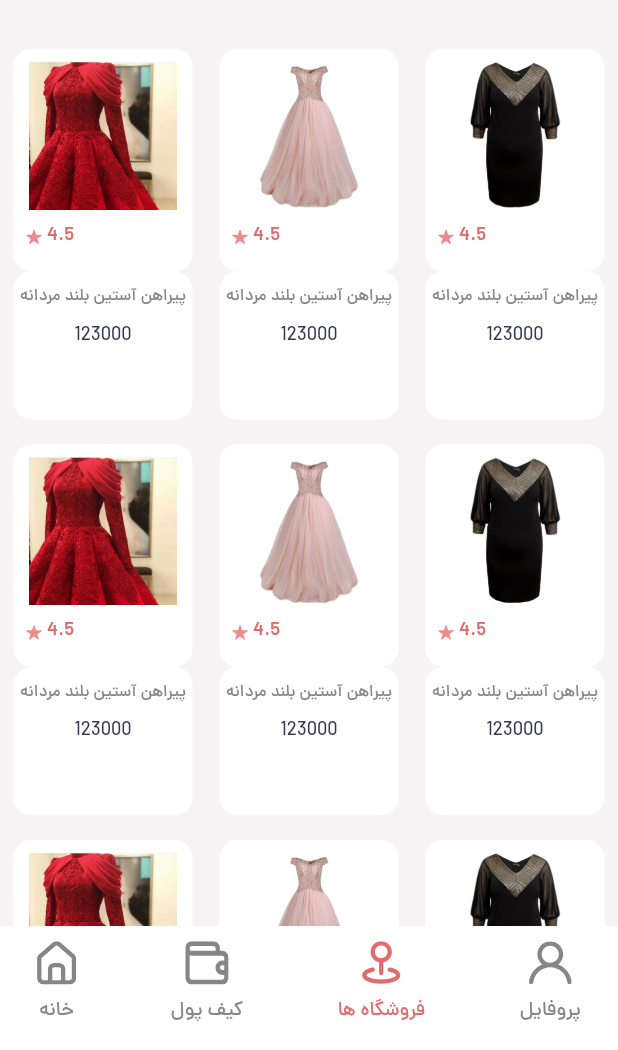
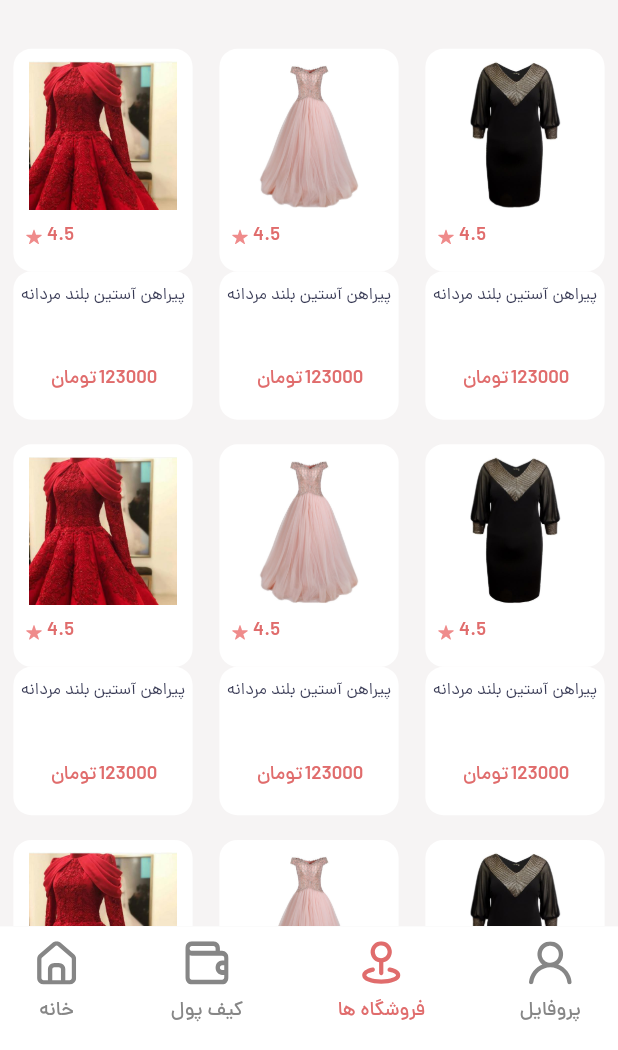
Before and after one commit to HaniyeMollaei/MosallasMobile, a Flutter app: the BuyerAllProducts screen opened directly, on a phone screen of 412 x 824 dp, the part 186-1236 px from its top. Run offline on Flutter 3.47's test engine with Material 2 defaults, Android fonts, the phone set to English and light mode, and no system bars; our stand-ins replace carousel_slider, connectivity, flutter_svg, mask_text_input_formatter, package_info, shared_preferences; accounts and stored records are empty.

Commit message:
product page init

```diff
--- a/lib/pages/buyers/shops/all_products.dart
+++ b/lib/pages/buyers/shops/all_products.dart
@@ -23,106 +23,110 @@ class BuyerAllProductsState extends State<BuyerAllProducts> {
         shopCode: "mnb876gi99",
         star: 4.3,
         shopImagePath: "assets/image/ilga.jpg",
-        productsImagePath: ["assets/image/6.jpg","assets/image/12.jpg"]
-    ),
+        productsImagePath: ["assets/image/6.jpg", "assets/image/12.jpg"]),
     ShopVitrineItem(
         shopName: "فروشگاه لباس ورزشی یونیک",
         address: "خیابان سعدی وسط، خیابان زینبیه، کوچه ی امید، پلاک 143",
         shopCode: "mnb876gi90",
         star: 3.8,
         shopImagePath: "assets/image/7.jpg",
-        productsImagePath: ["assets/image/8.jpg","assets/image/9.jpg","assets/image/10.png"]
-    ),
+        productsImagePath: ["assets/image/8.jpg", "assets/image/9.jpg", "assets/image/10.png"]),
     ShopVitrineItem(
         shopName: "فروشگاه لباس مجلسی ایلگا",
         address: "خیابان سعدی وسط، خیابان زینبیه، کوچه ی امید، پلاک 143",
         shopCode: "mnb876gi99",
         star: 4.3,
         shopImagePath: "assets/image/ilga.jpg",
-        productsImagePath: ["assets/image/5.jpg","assets/image/6.jpg","assets/image/12.jpg"]
-    ),
+        productsImagePath: ["assets/image/5.jpg", "assets/image/6.jpg", "assets/image/12.jpg"]),
     ShopVitrineItem(
         shopName: "فروشگاه لباس ورزشی یونیک",
         address: "خیابان سعدی وسط، خیابان زینبیه، کوچه ی امید، پلاک 143",
         shopCode: "mnb876gi90",
         star: 3.8,
         shopImagePath: "assets/image/7.jpg",
-        productsImagePath: ["assets/image/9.jpg"]
-    ),
+        productsImagePath: ["assets/image/9.jpg"]),
   ];
 
   String shopName = "فروشگاه لباس مجلسی ایلگا";
-  List<ProductItem> myProducts = [
-    ProductItem(
-      name: "پیراهن آستین بلند مردانه",
-      code: "hgd65435hj" ,
-      cost: 123000,
-      imagePath: 'assets/image/5.jpg',
-      isRemovable:false,
-      star: 4.5,
-    ),
-    ProductItem(name: "پیراهن آستین بلند مردانه",
-      code: "hgd65435hj" ,
-      cost: 123000,
-      imagePath: 'assets/image/6.jpg',
-      isRemovable:false,
-      star: 4.5,),
-    ProductItem(
-      name: "پیراهن آستین بلند مردانه",
-      code: "hgd65435hj" ,
-      cost: 123000,
-      imagePath: 'assets/image/12.jpg',
-      isRemovable:false,
-      star: 4.5,
-    ),
-    ProductItem(
-      name: "پیراهن آستین بلند مردانه",
-      code: "hgd65435hj" ,
-      cost: 123000,
-      imagePath: 'assets/image/5.jpg',
-      isRemovable:false,
-      star: 4.5,
-    ),
-    ProductItem(name: "پیراهن آستین بلند مردانه",
-      code: "hgd65435hj" ,
-      cost: 123000,
-      imagePath: 'assets/image/6.jpg',
-      isRemovable:false,
-      star: 4.5,),
-    ProductItem(
-      name: "پیراهن آستین بلند مردانه",
-      code: "hgd65435hj" ,
-      cost: 123000,
-      imagePath: 'assets/image/12.jpg',
-      isRemovable:false,
-      star: 4.5,
-    ),
-    ProductItem(
-      name: "پیراهن آستین بلند مردانه",
-      code: "hgd65435hj" ,
-      cost: 123000,
-      imagePath: 'assets/image/5.jpg',
-      isRemovable:false,
-      star: 4.5,
-    ),
-    ProductItem(name: "پیراهن آستین بلند مردانه",
-      code: "hgd65435hj" ,
-      cost: 123000,
-      imagePath: 'assets/image/6.jpg',
-      isRemovable:false,
-      star: 4.5,),
-    ProductItem(
-      name: "پیراهن آستین بلند مردانه",
-      code: "hgd65435hj" ,
-      cost: 123000,
-      imagePath: 'assets/image/12.jpg',
-      isRemovable:false,
-      star: 4.5,
-    ),
-  ];
+  List<ProductItem> myProducts;
 
   @override
   Widget build(BuildContext c) {
+    myProducts = [
+      ProductItem(
+          name: "پیراهن آستین بلند مردانه",
+          code: "hgd65435hj",
+          cost: 123000,
+          imagePath: ['assets/image/5.jpg','assets/image/6.jpg','assets/image/12.jpg'],
+          isRemovable: false,
+          star: 4.5,
+          shopCode: widget.shopCode),
+      ProductItem(
+          name: "پیراهن آستین بلند مردانه",
+          code: "hgd65435hj",
+          cost: 123000,
+          imagePath: ['assets/image/6.jpg','assets/image/12.jpg'],
+          isRemovable: false,
+          star: 4.5,
+          shopCode: widget.shopCode),
+      ProductItem(
+          name: "پیراهن آستین بلند مردانه",
+          code: "hgd65435hj",
+          cost: 123000,
+          imagePath: ['assets/image/12.jpg'],
+          isRemovable: false,
+          star: 4.5,
+          shopCode: widget.shopCode),
+      ProductItem(
+          name: "پیراهن آستین بلند مردانه",
+          code: "hgd65435hj",
+          cost: 123000,
+          imagePath: ['assets/image/5.jpg'],
+          isRemovable: false,
+          star: 4.5,
+          shopCode: widget.shopCode),
+      ProductItem(
+          name: "پیراهن آستین بلند مردانه",
+          code: "hgd65435hj",
+          cost: 123000,
+          imagePath: ['assets/image/6.jpg','assets/image/12.jpg'],
+          isRemovable: false,
+          star: 4.5,
+          shopCode: widget.shopCode),
+      ProductItem(
+          name: "پیراهن آستین بلند مردانه",
+          code: "hgd65435hj",
+          cost: 123000,
+          imagePath: ['assets/image/12.jpg'],
+          isRemovable: false,
+          star: 4.5,
+          shopCode: widget.shopCode),
+      ProductItem(
+          name: "پیراهن آستین بلند مردانه",
+          code: "hgd65435hj",
+          cost: 123000,
+          imagePath:[ 'assets/image/5.jpg'],
+          isRemovable: false,
+          star: 4.5,
+          shopCode: widget.shopCode),
+      ProductItem(
+          name: "پیراهن آستین بلند مردانه",
+          code: "hgd65435hj",
+          cost: 123000,
+          imagePath: ['assets/image/6.jpg'],
+          isRemovable: false,
+          star: 4.5,
+          shopCode: widget.shopCode),
+      ProductItem(
+          name: "پیراهن آستین بلند مردانه",
+          code: "hgd65435hj",
+          cost: 123000,
+          imagePath: ['assets/image/12.jpg'],
+          isRemovable: false,
+          star: 4.5,
+          shopCode: widget.shopCode),
+    ];
+
     return SafeArea(
         top: false,
         bottom: false,
@@ -135,7 +139,7 @@ class BuyerAllProductsState extends State<BuyerAllProducts> {
                 children: [
                   ///Logo --> 1.5
                   GrayAppBar(
-                    pageHeaderNameLarge: shopName ,
+                    pageHeaderNameLarge: shopName,
                     pageHeaderNameSmall: "تمامی محصولات موجود در",
                   ),
 
@@ -143,21 +147,21 @@ class BuyerAllProductsState extends State<BuyerAllProducts> {
                     child: SizedBox(
                       height: MyStyle.mediaQueryHeight(context, 0.72),
                       child: GridView.builder(
-                        padding: const EdgeInsets.only(top:0),
-
+                          padding: const EdgeInsets.only(top: 0),
                           gridDelegate: new SliverGridDelegateWithFixedCrossAxisCount(
                             crossAxisCount: 3,
                             mainAxisExtent: MyStyle.mediaQueryHeight(context, 0.32),
                           ),
                           itemCount: myProducts.length,
                           scrollDirection: Axis.vertical,
-                          shrinkWrap: true ,
+                          shrinkWrap: true,
                           primary: true,
                           itemBuilder: (BuildContext ctx, index) {
                             return Padding(
-                              padding: EdgeInsets.symmetric(
-                                  vertical : MyStyle.mediaQueryHeight(context, 0.01)),
-                                child: ProductWidget(p: myProducts[index],));
+                                padding: EdgeInsets.symmetric(vertical: MyStyle.mediaQueryHeight(context, 0.01)),
+                                child: ProductWidget(
+                                  p: myProducts[index],
+                                ));
                           }),
                     ),
                   ),
--- a/lib/pages/buyers/shops/city_shops.dart
+++ b/lib/pages/buyers/shops/city_shops.dart
@@ -78,7 +78,7 @@ class BuyerCityShopsState extends State<BuyerCityShops> {
                           content:  const ["پوشاک" ,"لوازم خانگی","خوار و بار","پارچه فروشی","قطعات خودرو",],
                           attribute: "CATEGORY_SEARCH",
                         ),
-                        const Text(":دسته بندی" , style:MyStyle.darkTextStyle , textAlign: TextAlign.end,),
+                        const Text(":دسته بندی" , style:MyStyle.darkTextStyleS13 , textAlign: TextAlign.end,),
                       ],
                     ),
                   ),
--- a/lib/utils/my_general_utils.dart
+++ b/lib/utils/my_general_utils.dart
@@ -1,7 +1,5 @@
 class Utils{
   static bool isTextEmpty(String text){
-    print("your text is : $text");
-
     if(text == null || text.isEmpty ||text.trim() == '' || text.trim() == "")
       return true;
     else
--- a/lib/utils/my_style.dart
+++ b/lib/utils/my_style.dart
@@ -76,9 +76,20 @@ class MyStyle {
       color: white,
     fontFamily: textLightFont
   );
+  static const darkTextStyleS15 = TextStyle(
+      fontSize: S15,
+      color: darkText,
+      fontFamily: textRegularFont
+  );
 
-  static const darkTextStyle = TextStyle(
+  static const darkTextStyleS13 = TextStyle(
       fontSize: S13,
+      color: darkText,
+      fontFamily: textRegularFont
+  );
+
+  static const darkTextStyleS11 = TextStyle(
+      fontSize: S11,
       color: darkText,
       fontFamily: textRegularFont
   );
@@ -95,12 +106,16 @@ class MyStyle {
       fontFamily: textMediumFont
   );
 
-  static const lightPinkTextStyle = TextStyle(
+  static const lightPinkTextStyleS11 = TextStyle(
+      fontSize: S11,
+      color: headerDarkPink,
+      fontFamily: textMediumFont
+  );
+  static const lightPinkTextStyleS13 = TextStyle(
       fontSize: S13,
       color: headerDarkPink,
       fontFamily: textMediumFont
   );
-
   static const whiteLightTextStyle = TextStyle(
       fontSize: S11,
       color: white,
--- a/lib/widgets/appbar_gray.dart
+++ b/lib/widgets/appbar_gray.dart
@@ -1,6 +1,7 @@
 import 'package:flutter/cupertino.dart';
 import 'package:flutter/material.dart';
 import 'package:flutter_svg/svg.dart';
+import 'package:mosallas/utils/my_general_utils.dart';
 import 'package:mosallas/utils/my_style.dart';
 
 class GrayAppBar extends StatefulWidget {
@@ -57,11 +58,11 @@ class _GrayAppBarState extends State<GrayAppBar> {
               mainAxisAlignment: MainAxisAlignment.center,
               crossAxisAlignment: CrossAxisAlignment.center,
               children: [
-                Text(
+                !Utils.isTextEmpty(widget.pageHeaderNameSmall) ? Text(
                   widget.pageHeaderNameSmall,
                   style: MyStyle.whiteLightTextStyle,
                   textAlign: TextAlign.center,
-                ),
+                ):Container(),
                 SizedBox(height: MyStyle.mediaQueryHeight(context, 0.01),),
                 Text(
                   widget.pageHeaderNameLarge,
--- a/lib/widgets/appbar_light.dart
+++ b/lib/widgets/appbar_light.dart
@@ -43,7 +43,7 @@ class _MediumLogoState extends State<MediumLogo> {
                         width: MyStyle.mediaQueryWidth(context, 0.02),
                       ),
                       Text(AppConstants.USER_TYPE == "normal" ? AppConstants.BUYER_CITY : AppConstants.SHOP_CITY,
-                          style: MyStyle.lightPinkTextStyle)
+                          style: MyStyle.lightPinkTextStyleS13)
                     ],
                   ),
                 )
--- a/lib/widgets/bottom_nav_bar_buyer.dart
+++ b/lib/widgets/bottom_nav_bar_buyer.dart
@@ -113,7 +113,7 @@ class _BuyerBottomNavBarState extends State<BuyerBottomNavBar> {
             SizedBox(
               height: MyStyle.mediaQueryHeight(context, 0.01),
             ),
-            Text(name , style: isEnable ?  MyStyle.lightPinkTextStyle : MyStyle.lightGrayTextStyleS13 ,),
+            Text(name , style: isEnable ?  MyStyle.lightPinkTextStyleS13 : MyStyle.lightGrayTextStyleS13 ,),
 
           ],
         ),
--- a/lib/widgets/bottom_sheet.dart
+++ b/lib/widgets/bottom_sheet.dart
@@ -64,7 +64,7 @@ Future MyBottomSheet({
                                     },
                                 child: Text(
                                   cancelText,
-                                  style: MyStyle.lightPinkTextStyle,
+                                  style: MyStyle.lightPinkTextStyleS13,
                                 ))
                             : Container(),
                       ])),
--- a/lib/widgets/comment_page_item.dart
+++ b/lib/widgets/comment_page_item.dart
@@ -25,7 +25,7 @@ Widget commentPageItem(BuildContext context, CommentItem cm) {
               mainAxisAlignment: MainAxisAlignment.spaceBetween,
               children: [
                 Text("${cm.date}" , style: MyStyle.lightGrayTextStyleS11,),
-                Text(": ${cm.author}" , style: MyStyle.darkTextStyle,),
+                Text(": ${cm.author}" , style: MyStyle.darkTextStyleS13,),
               ],
             ),
             Text(cm.text , style: MyStyle.lightGrayTextStyleS11,maxLines: 2, textAlign: TextAlign.end,),
--- a/lib/widgets/product.dart
+++ b/lib/widgets/product.dart
@@ -1,17 +1,23 @@
 import 'package:flutter/cupertino.dart';
+import 'package:flutter/material.dart';
 import 'package:flutter_svg/svg.dart';
+import 'package:mosallas/pages/buyers/shops/buyer_product_page.dart';
 import 'package:mosallas/utils/my_style.dart';
 
 
 class ProductItem{
   String name;
   String code;
+  String shopCode;
   int cost;
-  String imagePath;
+  List<String> imagePath;
   double star;
   bool isRemovable;
-  ProductItem({this.name , this.code , this.cost , this.imagePath , this.star , this.isRemovable});
+  bool hasOnlineSell;
+  String category;
+  ProductItem({this.name , this.hasOnlineSell , this.category , this.code , this.cost , this.imagePath , this.star , this.isRemovable , this.shopCode});
 }
+
 class ProductWidget extends StatefulWidget {
   const ProductWidget({Key key, this.p, })
       : super(key: key);
@@ -26,6 +32,12 @@ class _ProductWidgetState extends State<ProductWidget> {
     return Padding(
       padding: EdgeInsets.symmetric(
           horizontal: MyStyle.mediaQueryWidth(context, 0.015)),
+      child: InkWell(
+        onTap: () async {
+          await Navigator.push(
+              context, MaterialPageRoute(builder: (context) => BuyerProductPage(product: widget.p,)));
+
+        },
         child: SizedBox(
           width: MyStyle.mediaQueryWidth(context, 0.29),
           //height: MyStyle.mediaQueryHeight(context, 0.2),
@@ -49,7 +61,7 @@ class _ProductWidgetState extends State<ProductWidget> {
                   children: [
                     SizedBox(height:MyStyle.mediaQueryHeight(context, 0.01),),
                     Image.asset(
-                    widget.p.imagePath,
+                      widget.p.imagePath[0],
                       height: MyStyle.mediaQueryHeight(context, 0.12),
                       fit: BoxFit.fitHeight,
                     ),
@@ -59,7 +71,7 @@ class _ProductWidgetState extends State<ProductWidget> {
                       crossAxisAlignment: CrossAxisAlignment.center,
                       children: [
                         SvgPicture.asset('assets/svg/star.svg'),
-                      Text(" ${widget.p.star.toString()}" , style: MyStyle.lightPinkTextStyle, maxLines: 3,)
+                        Text(" ${widget.p.star.toString()}" , style: MyStyle.lightPinkTextStyleS13, maxLines: 3,)
                       ],
                     )
                   ],
@@ -74,18 +86,28 @@ class _ProductWidgetState extends State<ProductWidget> {
                 ),
                 padding: EdgeInsets.only(top: MyStyle.mediaQueryHeight(context, 0.01)),
                 child: Column(
-                mainAxisAlignment: MainAxisAlignment.start,
+                  mainAxisAlignment: MainAxisAlignment.spaceBetween,
                   crossAxisAlignment: CrossAxisAlignment.center,
                   children: [
-                  Text(widget.p.name , style: MyStyle.lightGrayTextStyleS11, maxLines: 3,textAlign: TextAlign.center,),
+                    Text(widget.p.name , style: MyStyle.darkTextStyleS11, maxLines: 3,textAlign: TextAlign.center,),
                     SizedBox(height: MyStyle.mediaQueryHeight(context, 0.01),),
-                  Text(widget.p.cost.toString() , style: MyStyle.darkTextStyle, maxLines: 2,textAlign: TextAlign.center,)
+                    Row(
+                      mainAxisAlignment: MainAxisAlignment.center,
+                      crossAxisAlignment: CrossAxisAlignment.end,
+                      children: [
+                        const Text("تومان " , style: MyStyle.lightPinkTextStyleS13, maxLines: 2,textAlign: TextAlign.center,),
+                        Text(widget.p.cost.toString() , style: MyStyle.lightPinkTextStyleS13, maxLines: 2,textAlign: TextAlign.center,),
+                      ],
+                    ),
+                    SizedBox(height: MyStyle.mediaQueryHeight(context, 0.002),),
+
                   ],
                 ),
               )
             ],
           ),
         ),
+      ),
     );
   }
 }
```
Also changed, not shown: lib/pages/buyers/home/home.dart (+8 -4 lines), lib/pages/buyers/home/tourism_site.dart (+2 -7 lines), lib/pages/buyers/shops/buyer_product_page.dart (added, +130 -0 lines), lib/pages/buyers/shops/buyer_shop_vitrine.dart (+9 -5 lines), lib/pages/buyers/wallet/wallet_buyer.dart (+5 -5 lines), lib/pages/comments.dart (renamed from lib/pages/buyers/home/tourism_site_comments.dart, +37 -11 lines), lib/widgets/dialoug.dart (added, +108 -0 lines), lib/widgets/text_field.dart (+5 -3 lines), pubspec.lock. Lines whose indentation alone changed are shown as unchanged.
